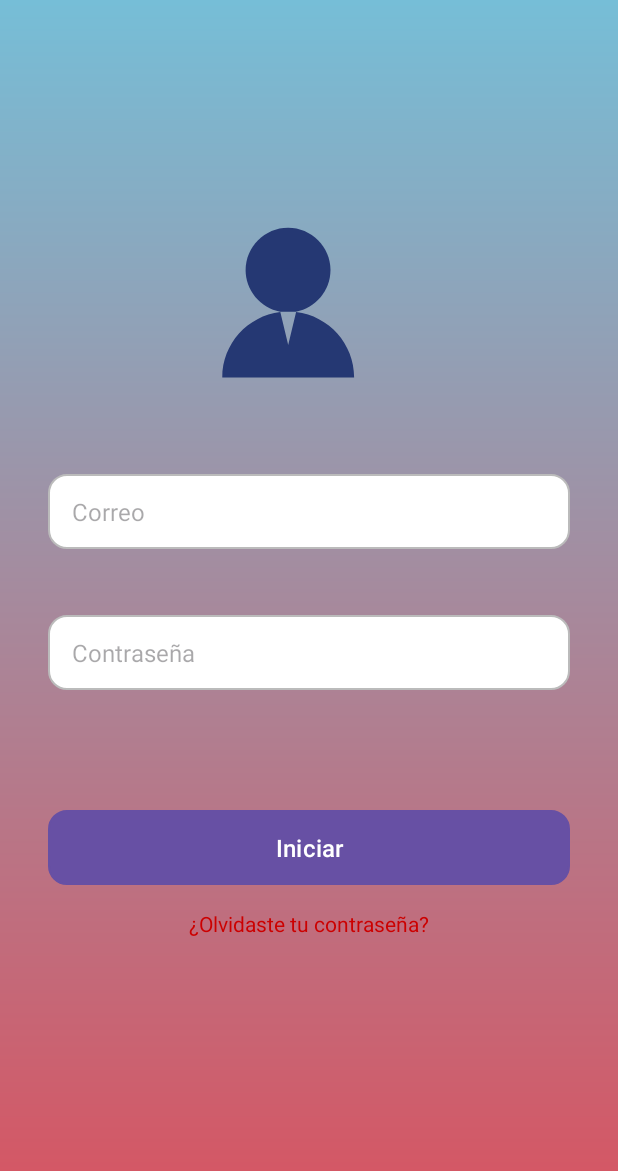
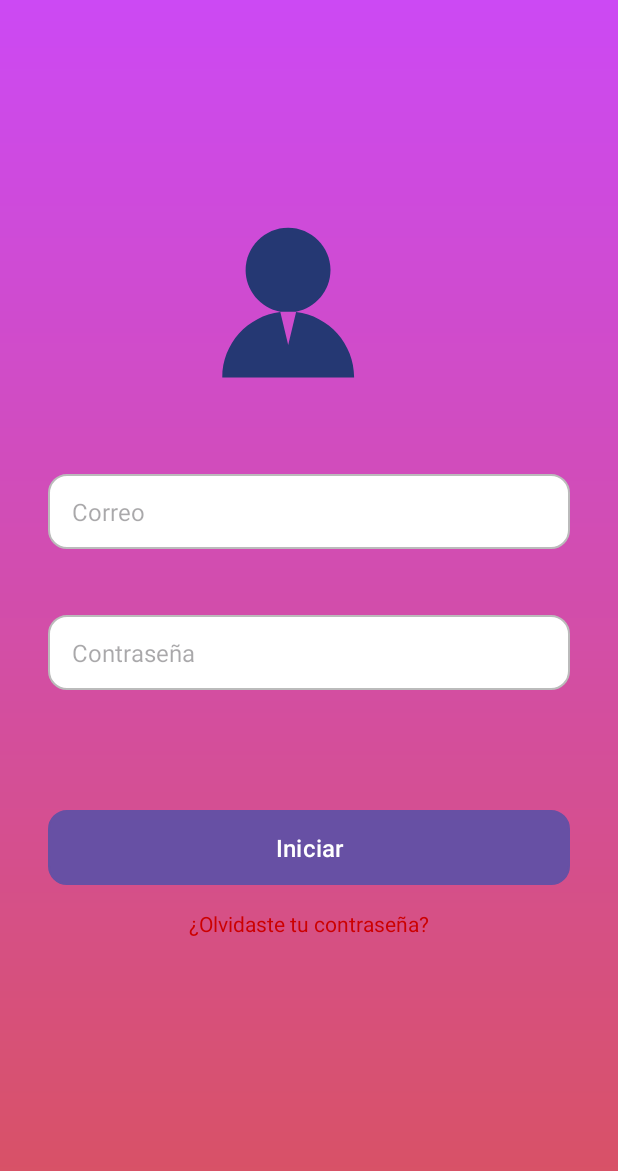
Before and after one commit to Uuxul/BucoSan, an Android app: the screen it shows after launch (MainActivity), on a phone screen of 412 x 824 dp. Shown: the top 1171 px of the screen. Run offline under Robolectric (Android 15) with nearby library versions, the phone set to English and light mode, and no system bars.

Commit message:
CAMBIO ROJO

```diff
--- a/app/src/main/res/drawable/bg_gradient.xml
+++ b/app/src/main/res/drawable/bg_gradient.xml
@@ -3,6 +3,6 @@
     <gradient
         android:angle="90"
         android:startColor="#D9525F"
-        android:endColor="#76BED7"
+        android:endColor="#CC49F4"
         android:type="linear"/>
 </shape>
```
